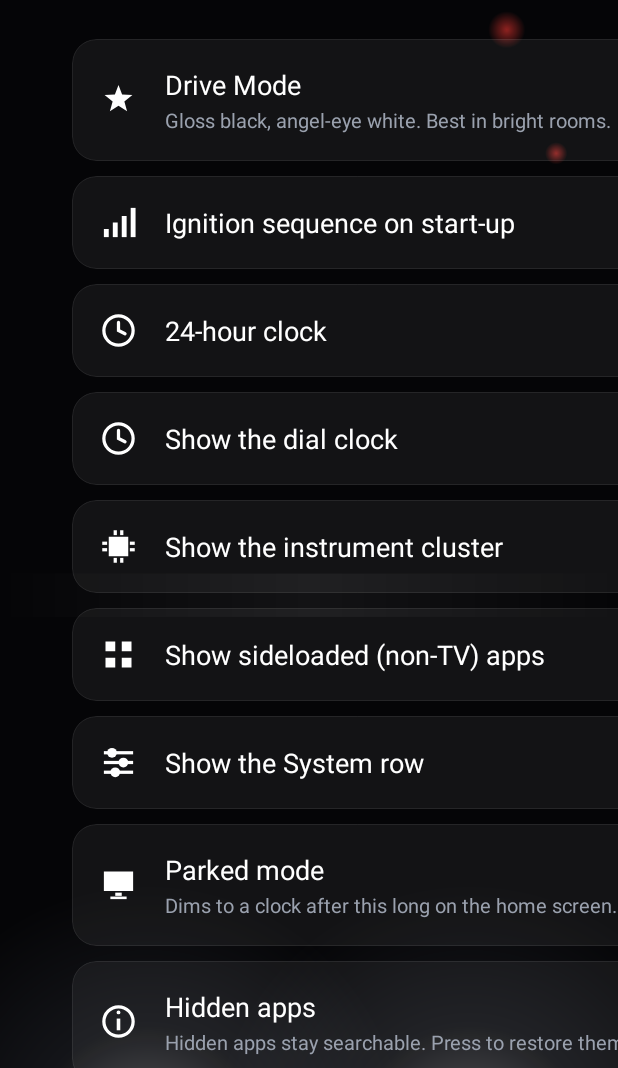
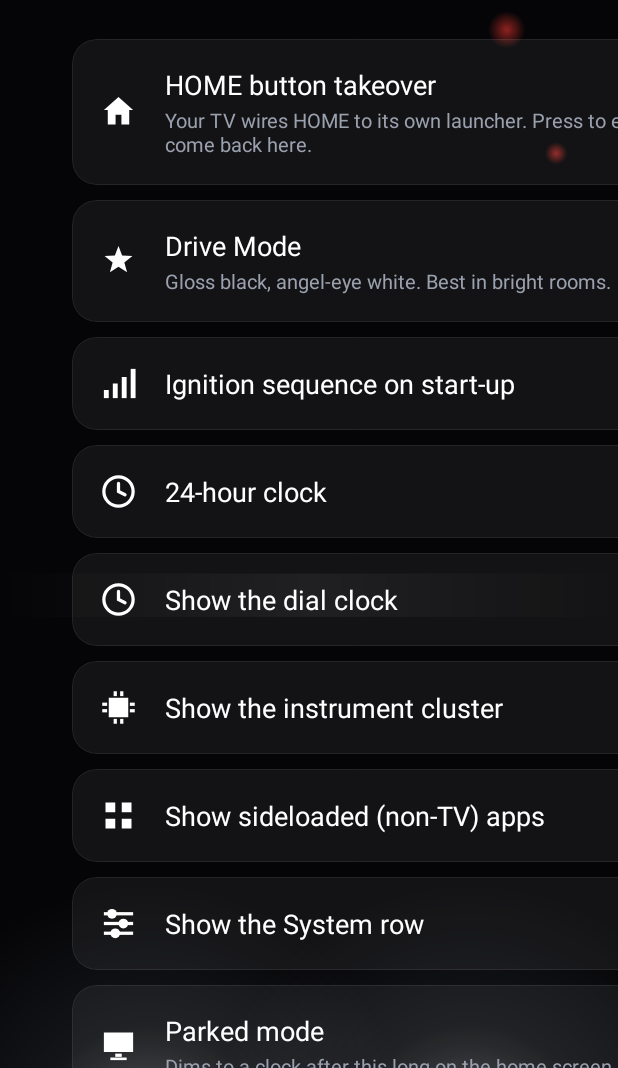
Before and after one commit to Tshumasicelo/my-website, an Android app: the screen it shows after launch (SettingsActivity), after a tap on "Theme", on a phone screen of 412 x 824 dp, the part 168-1236 px from its top. Run offline under Robolectric (Android 15) with nearby library versions, the phone set to English and light mode, and no system bars; pictures from the network do not load.

Commit message:
Answer the HOME key, and clear the clutter out of All Apps
Two problems from testing on the SWTV-20AE.

HOME still opened the stock launcher
Setting ASPECTS TV as the default home app worked - the picker committed - but
pressing HOME went straight back to the OEM launcher. On this chassis, as on
many TV firmwares, the remote's HOME key is wired directly to the bundled
launcher instead of being routed through Android's home-app resolution, so the
setting was never being consulted.

HomeGuardService is an AccessibilityService that watches for a known launcher
package arriving in the foreground and brings HomeActivity forward instead. It
is the same approach Projectivy and the other third-party TV launchers take,
and without root it is the only one available. It declares
canRetrieveWindowContent="false", so it only ever learns which package opened a
window; it cannot read screen content. Takeovers are debounced, since one HOME
press emits several window events and an undebounced handler would fight the
OEM launcher in a loop. It stays inert until the user enables it, and Settings
now leads the list with a row showing whether it is active.

All Apps was full of firmware
The row surfaced every non-TV system app carrying a LAUNCHER filter - Clock,
Disclaimer, Customization, TV Services - which is noise on a home screen. The
row is now off by default, and anything preinstalled is filtered out of it so
it stays useful for genuinely sideloaded apps if switched back on. Hidden apps
remain searchable either way.

The default change alone would not have reached anyone already running the app,
whose stored value would win, so Prefs gains a schema migration.

Co-Authored-By: Claude Opus 5 <noreply@anthropic.com>
Claude-Session: https://claude.ai/code/session_01GDEPMYxmtAF6wckUrbwi2n

```diff
--- a/tv-launcher/app/src/main/java/com/aspects/tvlauncher/Prefs.kt
+++ b/tv-launcher/app/src/main/java/com/aspects/tvlauncher/Prefs.kt
@@ -7,6 +7,25 @@ class Prefs(context: Context) {
 
     private val sp = context.applicationContext
         .getSharedPreferences("aspects_tv", Context.MODE_PRIVATE)
+
+    init {
+        migrate()
+    }
+
+    /**
+     * Changing a default only affects fresh installs - an existing device has
+     * the old value written to disk and would keep it forever. Anything that has
+     * to change for people already running the app belongs here.
+     */
+    private fun migrate() {
+        if (sp.getInt(KEY_SCHEMA, 1) >= 2) return
+        sp.edit()
+            // v2 hides the All Apps row: firmware packs it with system apps
+            // (Clock, Disclaimer, TV Services) that clutter a home screen.
+            .putBoolean(KEY_SIDELOADED, false)
+            .putInt(KEY_SCHEMA, 2)
+            .apply()
+    }
 
     var driveMode: Int
         get() = sp.getInt(KEY_DRIVE_MODE, 0)
@@ -23,7 +42,7 @@ class Prefs(context: Context) {
         set(value) = sp.edit().putBoolean(KEY_CLOCK_GAUGE, value).apply()
 
     var showSideloaded: Boolean
-        get() = sp.getBoolean(KEY_SIDELOADED, true)
+        get() = sp.getBoolean(KEY_SIDELOADED, false)
         set(value) = sp.edit().putBoolean(KEY_SIDELOADED, value).apply()
 
     var showSystemRow: Boolean
@@ -91,6 +110,7 @@ class Prefs(context: Context) {
     }
 
     private companion object {
+        const val KEY_SCHEMA = "schema"
         const val KEY_DRIVE_MODE = "drive_mode"
         const val KEY_CLOCK_24H = "clock_24h"
         const val KEY_CLOCK_GAUGE = "clock_gauge"
--- a/tv-launcher/app/src/main/java/com/aspects/tvlauncher/SettingsActivity.kt
+++ b/tv-launcher/app/src/main/java/com/aspects/tvlauncher/SettingsActivity.kt
@@ -17,6 +17,7 @@ class SettingsActivity : Activity() {
     private lateinit var prefs: Prefs
     private lateinit var container: LinearLayout
     private var mode = DriveMode.NIGHT
+    private var guardEnabled = false
 
     override fun onCreate(savedInstanceState: Bundle?) {
         super.onCreate(savedInstanceState)
@@ -32,12 +33,37 @@ class SettingsActivity : Activity() {
         about.text = about()
 
         container = findViewById(R.id.container)
+        guardEnabled = HomeGuardService.isEnabled(this)
         build()
         container.post { container.getChildAt(0)?.requestFocus() }
     }
 
+    override fun onResume() {
+        super.onResume()
+        // The user may have just switched the service on in Accessibility.
+        val now = HomeGuardService.isEnabled(this)
+        if (now != guardEnabled) {
+            guardEnabled = now
+            build()
+        }
+    }
+
     private fun build() {
         container.removeAllViews()
+
+        addRow(
+            R.drawable.ic_home,
+            getString(R.string.home_takeover),
+            stateLabel(guardEnabled),
+            getString(if (guardEnabled) R.string.home_takeover_on else R.string.home_takeover_off),
+            guardEnabled
+        ) {
+            try {
+                startActivity(HomeGuardService.settingsIntent())
+            } catch (failed: Exception) {
+                Toast.makeText(this, R.string.cant_open, Toast.LENGTH_SHORT).show()
+            }
+        }
 
         // Cycling on OK beats a nested swatch strip: one button, no second focus
         // axis to get lost in with a D-pad.
@@ -98,9 +124,12 @@ class SettingsActivity : Activity() {
         title: String,
         value: String,
         subtitle: String?,
+        highlight: Boolean = true,
         onClick: () -> Unit
     ) {
         val row = inflateRow(glyphRes, title, value, subtitle)
+        row.findViewById<TextView>(R.id.value)
+            .setTextColor(if (highlight) mode.glow else mode.dim)
         row.setOnClickListener { onClick() }
         container.addView(row)
     }
--- a/tv-launcher/app/src/main/res/values/strings.xml
+++ b/tv-launcher/app/src/main/res/values/strings.xml
@@ -12,6 +12,12 @@
     <string name="up_for">up %1$s</string>
     <string name="update_ready">UPDATE READY</string>
     <string name="home_prompt">Make ASPECTS TV your home screen</string>
+
+    <string name="home_guard_label">ASPECTS TV home button</string>
+    <string name="home_guard_description">Lets ASPECTS TV answer the HOME key on televisions that wire it straight to the built-in launcher. It only ever sees which app opened a window \u2014 it cannot read what is on screen.</string>
+    <string name="home_takeover">HOME button takeover</string>
+    <string name="home_takeover_on">Active. The HOME key returns here.</string>
+    <string name="home_takeover_off">Your TV wires HOME to its own launcher. Press to enable ASPECTS TV under Accessibility, then HOME will come back here.</string>
 
     <string name="settings_title">ASPECTS TV settings</string>
     <string name="drive_mode">Drive Mode</string>
```
Also changed, not shown: tv-launcher/app/src/main/AndroidManifest.xml (+17 -0 lines), tv-launcher/app/src/main/java/com/aspects/tvlauncher/AppRepository.kt (+14 -0 lines), tv-launcher/app/src/main/java/com/aspects/tvlauncher/HomeGuardService.kt (added, +98 -0 lines), tv-launcher/app/src/main/res/xml/home_guard.xml (added, +12 -0 lines).
